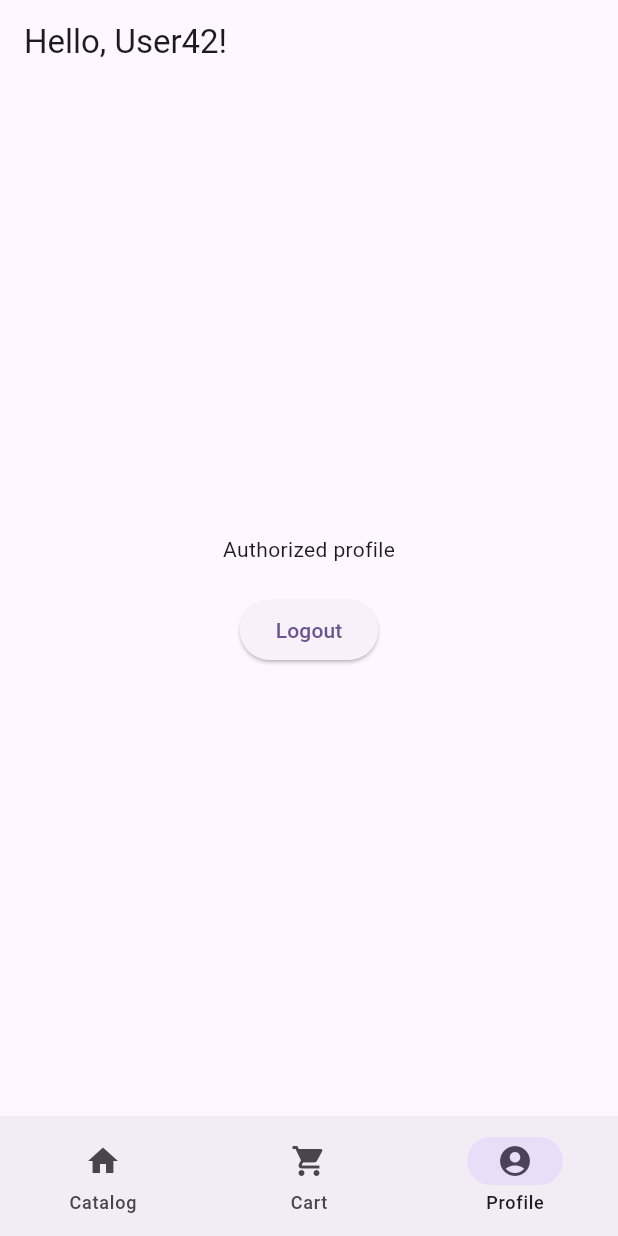
After one commit to khmelev/fashion-app-demo, a Flutter app: the screen it shows after launch, item 3 of the bottom bar chosen, after a tap on "Sing in", on a phone screen of 412 x 824 dp. The commit adds this screen. Run offline on Flutter 3.47's test engine with Material 3 defaults, Android fonts, the phone set to English and light mode, and no system bars; our stand-ins replace flutter_riverpod, go_router.

Commit message:
Add profile screen and customer controller

```diff
--- a/lib/app/app.dart
+++ b/lib/app/app.dart
@@ -2,6 +2,7 @@ import 'package:fashion_app/screens/cart/cart_screen.dart';
 import 'package:fashion_app/screens/catalog/catalog_screen.dart';
 import 'package:fashion_app/screens/main_screen.dart';
 import 'package:fashion_app/screens/product_detail/product_detail_screen.dart';
+import 'package:fashion_app/screens/profile/profile_container_screen.dart';
 import 'package:fashion_app/utils/theme.dart';
 
 import 'package:flutter/material.dart';
@@ -45,11 +46,14 @@ class _FashionAppState extends State<FashionApp> {
           ),
           StatefulShellBranch(
             routes: <RouteBase>[
+              GoRoute(path: '/cart', builder: (context, state) => CartScreen()),
+            ],
+          ),
+          StatefulShellBranch(
+            routes: <RouteBase>[
               GoRoute(
-                path: '/cart',
-                builder: (context, state) {
-                  return CartScreen();
-                },
+                path: '/profile',
+                builder: (context, state) => ProfileContainerScreen(),
               ),
             ],
           ),
--- a/lib/screens/main_screen.dart
+++ b/lib/screens/main_screen.dart
@@ -19,6 +19,10 @@ class MainScreen extends StatelessWidget {
         destinations: const [
           NavigationDestination(icon: Icon(Icons.home), label: 'Catalog'),
           NavigationDestination(icon: Icon(Icons.shopping_cart), label: 'Cart'),
+          NavigationDestination(
+            icon: Icon(Icons.account_circle),
+            label: 'Profile',
+          ),
         ],
       ),
     );
--- /dev/null
+++ b/lib/screens/profile/login_screen.dart
@@ -0,0 +1,31 @@
+import 'package:fashion_app/services/customer_controller.dart';
+import 'package:flutter/material.dart';
+import 'package:flutter_riverpod/flutter_riverpod.dart';
+
+class LoginScreen extends ConsumerWidget {
+  const LoginScreen({super.key});
+
+  @override
+  Widget build(BuildContext context, WidgetRef ref) {
+    return Scaffold(
+      appBar: AppBar(title: const Text('Login')),
+      body: Center(
+        child: Column(
+          mainAxisSize: MainAxisSize.min,
+          children: [
+            Text('Not authorized profile'),
+            SizedBox(height: 20),
+            ElevatedButton(
+              onPressed: () {
+                ref
+                    .read(customerControllerProvider.notifier)
+                    .authorize(email: 'email', password: 'password');
+              },
+              child: Text('Sing in'),
+            ),
+          ],
+        ),
+      ),
+    );
+  }
+}
--- /dev/null
+++ b/lib/screens/profile/profile_container_screen.dart
@@ -0,0 +1,21 @@
+import 'package:fashion_app/screens/profile/login_screen.dart';
+import 'package:fashion_app/screens/profile/profile_screen.dart';
+import 'package:fashion_app/services/customer_controller.dart';
+
+import 'package:flutter/material.dart';
+import 'package:flutter_riverpod/flutter_riverpod.dart';
+
+class ProfileContainerScreen extends ConsumerWidget {
+  const ProfileContainerScreen({super.key});
+
+  @override
+  Widget build(BuildContext context, WidgetRef ref) {
+    final isAuthorized =
+        ref.watch(customerControllerProvider).value?.isAuthorized == true;
+    if (isAuthorized) {
+      return ProfileScreen();
+    } else {
+      return LoginScreen();
+    }
+  }
+}
--- /dev/null
+++ b/lib/screens/profile/profile_screen.dart
@@ -0,0 +1,29 @@
+import 'package:fashion_app/services/customer_controller.dart';
+import 'package:flutter/material.dart';
+import 'package:flutter_riverpod/flutter_riverpod.dart';
+
+class ProfileScreen extends ConsumerWidget {
+  const ProfileScreen({super.key});
+
+  @override
+  Widget build(BuildContext context, WidgetRef ref) {
+    return Scaffold(
+      appBar: AppBar(title: const Text('Hello, User42!')),
+      body: Center(
+        child: Column(
+          mainAxisSize: MainAxisSize.min,
+          children: [
+            Text('Authorized profile'),
+            SizedBox(height: 20),
+            ElevatedButton(
+              onPressed: () {
+                ref.read(customerControllerProvider.notifier).logout();
+              },
+              child: Text('Logout'),
+            ),
+          ],
+        ),
+      ),
+    );
+  }
+}
--- a/lib/services/cart_controller.dart
+++ b/lib/services/cart_controller.dart
@@ -15,7 +15,7 @@ class CartController extends AsyncNotifier<CartState> {
     int quantity = 1,
   }) async {
     state = const AsyncValue.loading();
-    await Future.delayed(mockAddToCartDelay);
+    await Future.delayed(mockShortDelay);
     state = AsyncValue.data(
       CartState.addItem(
         currentState: state.value!,
--- /dev/null
+++ b/lib/services/customer_controller.dart
@@ -0,0 +1,42 @@
+import 'dart:async';
+
+import 'package:fashion_app/utils/const.dart';
+import 'package:flutter_riverpod/flutter_riverpod.dart';
+
+class CustomerController extends AsyncNotifier<CustomerState> {
+  @override
+  Future<CustomerState> build() async => CustomerState(isAuthorized: false);
+
+  Future<void> authorize({
+    required String email,
+    required String password,
+  }) async {
+    if (state.value?.isAuthorized == true) {
+      return;
+    }
+    state = const AsyncValue.loading();
+    await Future.delayed(mockLongDelay);
+    final isAuthorized = email.isNotEmpty && password.isNotEmpty;
+    state = AsyncValue.data(CustomerState(isAuthorized: isAuthorized));
+  }
+
+  Future<void> logout() async {
+    if (state.value?.isAuthorized == false) {
+      return;
+    }
+    state = const AsyncValue.loading();
+    await Future.delayed(mockLongDelay);
+    state = AsyncValue.data(CustomerState(isAuthorized: false));
+  }
+}
+
+class CustomerState {
+  const CustomerState({required this.isAuthorized});
+
+  final bool isAuthorized;
+}
+
+final customerControllerProvider =
+    AsyncNotifierProvider<CustomerController, CustomerState>(
+      () => CustomerController(),
+    );
--- a/lib/services/product_service.dart
+++ b/lib/services/product_service.dart
@@ -5,17 +5,17 @@ import 'package:flutter_riverpod/flutter_riverpod.dart';
 
 class _ProductService {
   Future<List<Product>> getProducts() async {
-    await Future.delayed(mockNetworkDelay);
+    await Future.delayed(mockLongDelay);
     return fakeProducts;
   }
 
   Future<List<Product>> getSimilarProducts(String productId) async {
-    await Future.delayed(mockNetworkDelay);
+    await Future.delayed(mockLongDelay);
     return fakeProducts.where((item) => item.id != productId).toList();
   }
 
   Future<Product> getProduct(String productId) async {
-    await Future.delayed(mockNetworkDelay);
+    await Future.delayed(mockLongDelay);
     return fakeProducts.firstWhere((item) => item.id == productId);
   }
 }
--- a/lib/utils/const.dart
+++ b/lib/utils/const.dart
@@ -1,2 +1,2 @@
-const mockNetworkDelay = Duration(seconds: 1);
-const mockAddToCartDelay = Duration(microseconds: 100);
+const mockLongDelay = Duration(seconds: 1);
+const mockShortDelay = Duration(microseconds: 100);
```
Also changed, not shown: lib/app/app_route_information_parser.dart (deleted, +0 -26 lines), lib/app/app_route_path.dart (deleted, +0 -9 lines), 1 other file.
